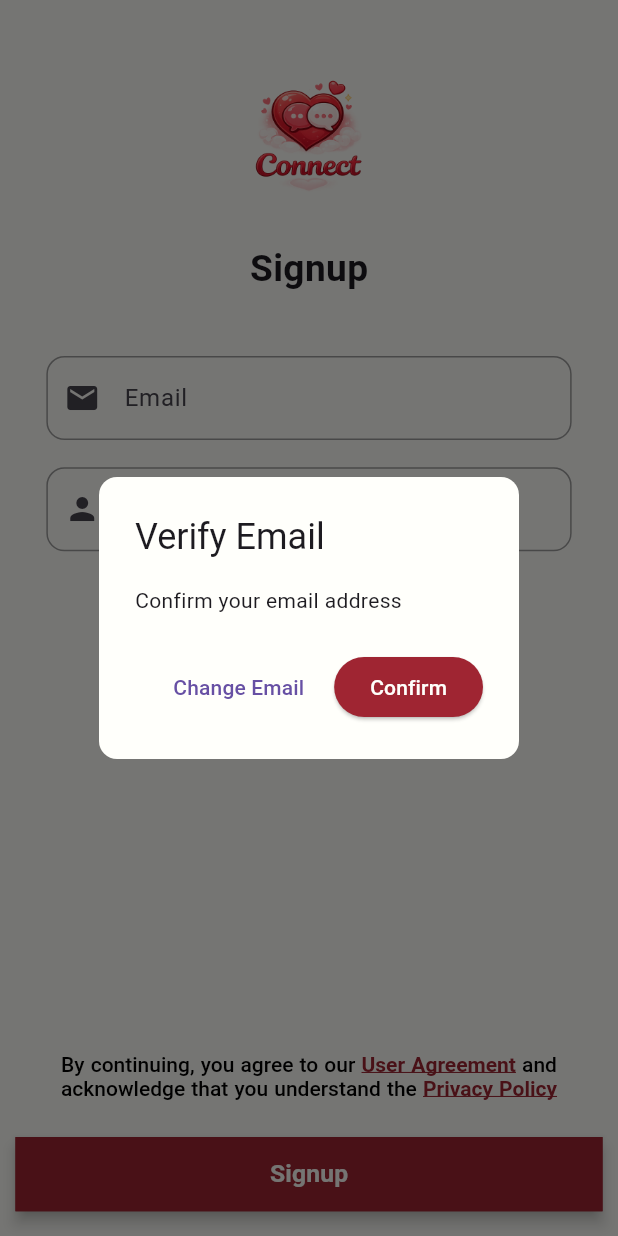
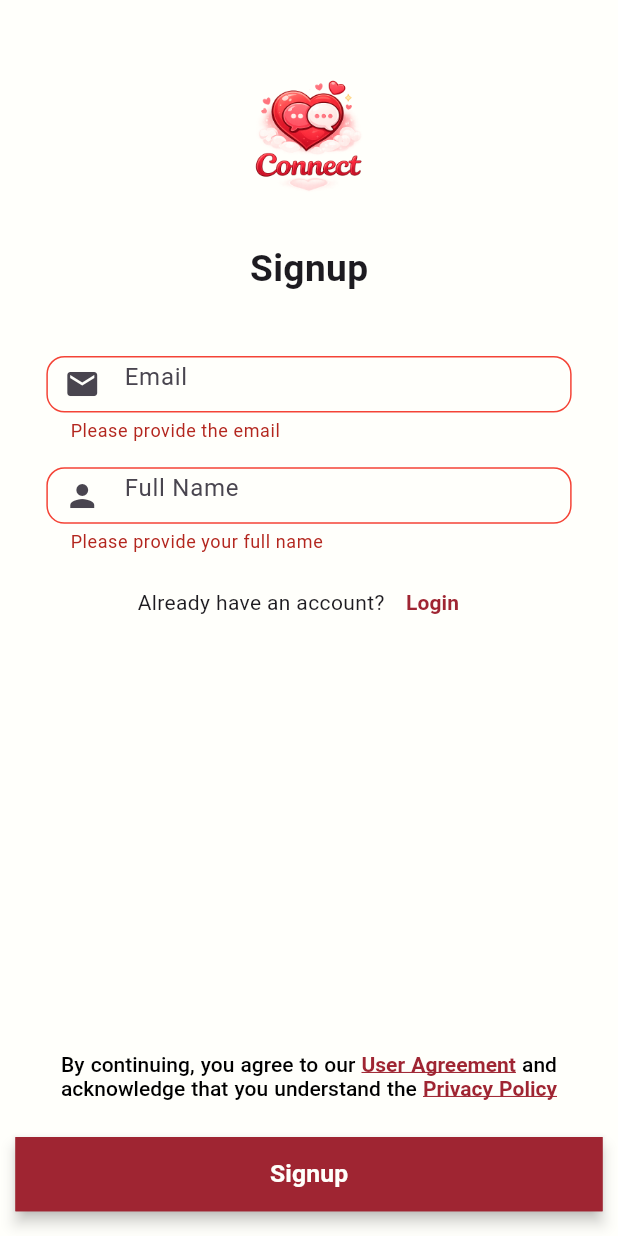
Before and after one commit to G1-raj/connect, a Flutter app: the SignupScreen screen opened by its route, after a tap on "Signup", on a phone screen of 412 x 824 dp. Run offline on Flutter 3.47's test engine with Material 3 defaults, Android fonts, the phone set to English and light mode, and no system bars; our stand-ins replace flutter_riverpod, go_router, image_picker.

Commit message:
Added validation for the signup

```diff
--- a/frontend/connect/lib/features/auth/presentation/login_screen/login_screen.dart
+++ b/frontend/connect/lib/features/auth/presentation/login_screen/login_screen.dart
@@ -145,6 +145,7 @@ class LoginScreen extends StatelessWidget {
                   fontSize: screenWidth * 0.04,
                   onPress: () {
                     if(_formKey!.currentState!.validate()) {
+                      _formKey.currentState!.save();
                       print("Login successful");
                     }
                   },
--- a/frontend/connect/lib/features/auth/presentation/sign_up/profile_screen.dart
+++ b/frontend/connect/lib/features/auth/presentation/sign_up/profile_screen.dart
@@ -70,6 +70,12 @@ class _ProfileScreenState extends State<ProfileScreen> {
         curve: Curves.easeInOut
       );
     } else {
+
+      if(
+        genderController.text.isEmpty || dateOfBirthController.text.isEmpty || sexualityController.text.isEmpty || descriptionController.text.isEmpty
+      ) {
+        return;
+      }
       //first profile data sending function will call
       //sendProfileData();
 
--- a/frontend/connect/lib/features/auth/presentation/sign_up/signup_screen.dart
+++ b/frontend/connect/lib/features/auth/presentation/sign_up/signup_screen.dart
@@ -59,6 +59,17 @@ class SignupScreen extends StatelessWidget {
                   textController: _emailController,
                   width: screenWidth * 0.85,
                   height: screenHeight * 0.07,
+                  validator: (value) {
+                    if(value == null || value.isEmpty) {
+                      return "Please provide the email";
+                    }
+
+                    if(!value.contains("@")) {
+                      return "Please provide the valid gmail address";
+                    }
+
+                    return null;
+                  },
                 ),
 
                 SizedBox(
@@ -71,6 +82,13 @@ class SignupScreen extends StatelessWidget {
                   textController: _nameController,
                   width: screenWidth * 0.85,
                   height: screenHeight * 0.07,
+                  validator: (value) {
+                    if(value == null || value.isEmpty) {
+                      return "Please provide your full name";
+                    }
+
+                    return null;
+                  },
                 ),
 
                 SizedBox(
@@ -147,6 +165,9 @@ class SignupScreen extends StatelessWidget {
                   textColor: AppTheme.whiteBackground,
                   fontSize: screenWidth * 0.04,
                   onPress: () {
+                    if(_formKey!.currentState!.validate()) {
+                      _formKey.currentState!.save();
+
                       showDialog(
                         context: context,
                         barrierDismissible: true,
@@ -159,6 +180,7 @@ class SignupScreen extends StatelessWidget {
                           },
                         ),
                       );
+                    }
                   },
                 ),
 
```
Also changed, not shown: frontend/connect/lib/features/auth/presentation/sign_up/password_screen.dart (+47 -1 lines), frontend/connect/lib/features/auth/presentation/sign_up/verify_otp_screen.dart (+15 -2 lines). Lines whose indentation alone changed are shown as unchanged.
